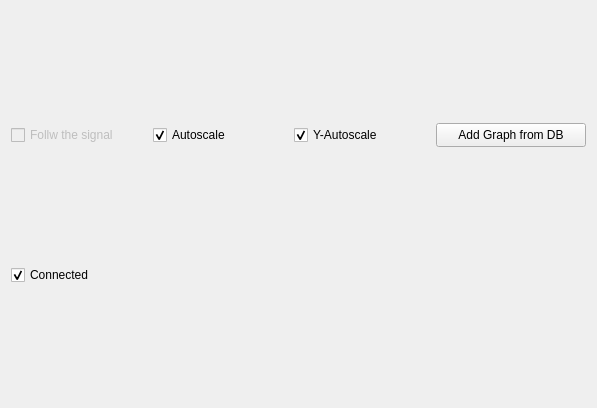
Before: the Qt Designer form graphicwindow.ui in RauchendeKanonen/qcanobserver, drawn with Qt 5.
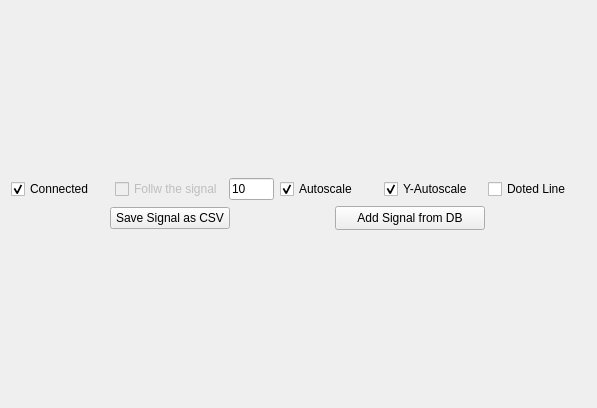
After: the same form once the commit is applied.

What changed in the file:
```diff
--- a/graphicwindow.ui
+++ b/graphicwindow.ui
@@ -15,7 +15,22 @@
   </property>
   <layout class="QVBoxLayout" name="verticalLayout">
    <item>
+    <layout class="QVBoxLayout" name="verticalLayout_4">
+     <property name="bottomMargin">
+      <number>0</number>
+     </property>
+     <item>
     <layout class="QHBoxLayout" name="horizontalLayout">
+       <item>
+        <widget class="QCheckBox" name="ConnectedCheckBox">
+         <property name="text">
+          <string>Connected</string>
+         </property>
+         <property name="checked">
+          <bool>true</bool>
+         </property>
+        </widget>
+       </item>
      <item>
       <widget class="QCheckBox" name="FollowCheckBox">
        <property name="enabled">
@@ -26,6 +41,19 @@
        </property>
       </widget>
      </item>
+       <item>
+        <widget class="QLineEdit" name="FollowTimeEdit">
+         <property name="maximumSize">
+          <size>
+           <width>45</width>
+           <height>16777215</height>
+          </size>
+         </property>
+         <property name="text">
+          <string>10</string>
+         </property>
+        </widget>
+       </item>
      <item>
       <widget class="QCheckBox" name="AutoScalecheckBox">
        <property name="text">
@@ -47,6 +75,36 @@
       </widget>
      </item>
      <item>
+        <widget class="QCheckBox" name="checkBoxDottedLine">
+         <property name="text">
+          <string>Doted Line</string>
+         </property>
+        </widget>
+       </item>
+      </layout>
+     </item>
+     <item>
+      <layout class="QHBoxLayout" name="horizontalLayout_3">
+       <item>
+        <widget class="QPushButton" name="pushButton">
+         <property name="minimumSize">
+          <size>
+           <width>120</width>
+           <height>0</height>
+          </size>
+         </property>
+         <property name="maximumSize">
+          <size>
+           <width>100</width>
+           <height>16777215</height>
+          </size>
+         </property>
+         <property name="text">
+          <string>Save Signal as CSV</string>
+         </property>
+        </widget>
+       </item>
+       <item>
       <widget class="QPushButton" name="GraphFromDB">
        <property name="minimumSize">
         <size>
@@ -61,25 +119,17 @@
         </size>
        </property>
        <property name="text">
-        <string>Add Graph from DB</string>
-       </property>
-      </widget>
+          <string>Add Signal from DB</string>
+         </property>
+        </widget>
+       </item>
+      </layout>
      </item>
     </layout>
    </item>
    <item>
     <layout class="QVBoxLayout" name="verticalLayout_2"/>
    </item>
-   <item>
-    <widget class="QCheckBox" name="ConnectedCheckBox">
-     <property name="text">
-      <string>Connected</string>
-     </property>
-     <property name="checked">
-      <bool>true</bool>
-     </property>
-    </widget>
-   </item>
   </layout>
  </widget>
  <resources/>
```
Lines whose indentation alone changed are shown as unchanged.
